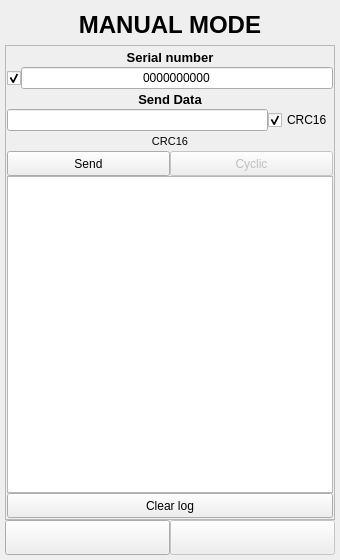
First picture: the form in ANDROID_FORMS/hands_enter_form.ui, repository DavidSiegman/PLC_RF_Configurator, before the edit.
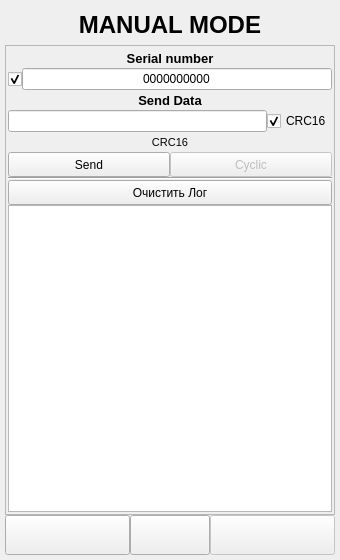
Second picture: the form after the edit. Icons and pictures are not drawn.

Patch:
```diff
--- a/ANDROID_FORMS/hands_enter_form.ui
+++ b/ANDROID_FORMS/hands_enter_form.ui
@@ -73,7 +73,7 @@
         <x>0</x>
         <y>0</y>
         <width>328</width>
-        <height>468</height>
+        <height>466</height>
        </rect>
       </property>
       <layout class="QVBoxLayout" name="verticalLayout_3">
@@ -81,16 +81,16 @@
         <number>0</number>
        </property>
        <property name="leftMargin">
-        <number>1</number>
+        <number>2</number>
        </property>
        <property name="topMargin">
-        <number>1</number>
+        <number>2</number>
        </property>
        <property name="rightMargin">
-        <number>1</number>
+        <number>2</number>
        </property>
        <property name="bottomMargin">
-        <number>1</number>
+        <number>2</number>
        </property>
        <item>
         <widget class="QLabel" name="label_2">
@@ -397,6 +397,37 @@
          </item>
         </layout>
        </item>
+       <item>
+        <widget class="Line" name="line">
+         <property name="orientation">
+          <enum>Qt::Horizontal</enum>
+         </property>
+        </widget>
+       </item>
+       <item>
+        <widget class="QPushButton" name="ClearConsole">
+         <property name="sizePolicy">
+          <sizepolicy hsizetype="Minimum" vsizetype="Minimum">
+           <horstretch>0</horstretch>
+           <verstretch>0</verstretch>
+          </sizepolicy>
+         </property>
+         <property name="minimumSize">
+          <size>
+           <width>0</width>
+           <height>25</height>
+          </size>
+         </property>
+         <property name="font">
+          <font>
+           <family>Microsoft YaHei UI</family>
+          </font>
+         </property>
+         <property name="text">
+          <string>Очистить Лог</string>
+         </property>
+        </widget>
+       </item>
        <item>
         <widget class="QPlainTextEdit" name="console">
          <property name="font">
@@ -406,30 +437,6 @@
          </property>
         </widget>
        </item>
-       <item>
-        <widget class="QPushButton" name="pushButton">
-         <property name="sizePolicy">
-          <sizepolicy hsizetype="Minimum" vsizetype="Minimum">
-           <horstretch>0</horstretch>
-           <verstretch>0</verstretch>
-          </sizepolicy>
-         </property>
-         <property name="minimumSize">
-          <size>
-           <width>0</width>
-           <height>25</height>
-          </size>
-         </property>
-         <property name="font">
-          <font>
-           <family>Microsoft YaHei UI</family>
-          </font>
-         </property>
-         <property name="text">
-          <string>Clear log</string>
-         </property>
-        </widget>
-       </item>
       </layout>
      </widget>
     </widget>
@@ -468,6 +475,44 @@
        </property>
       </widget>
      </item>
+     <item>
+      <widget class="QPushButton" name="btnSettings">
+       <property name="sizePolicy">
+        <sizepolicy hsizetype="Minimum" vsizetype="Minimum">
+         <horstretch>0</horstretch>
+         <verstretch>0</verstretch>
+        </sizepolicy>
+       </property>
+       <property name="minimumSize">
+        <size>
+         <width>40</width>
+         <height>40</height>
+        </size>
+       </property>
+       <property name="maximumSize">
+        <size>
+         <width>80</width>
+         <height>16777215</height>
+        </size>
+       </property>
+       <property name="styleSheet">
+        <string notr="true"/>
+       </property>
+       <property name="text">
+        <string/>
+       </property>
+       <property name="icon">
+        <iconset resource="../RESOURCES/images.qrc">
+         <normaloff>:/new/icons/images/Settings.png</normaloff>:/new/icons/images/Settings.png</iconset>
+       </property>
+       <property name="iconSize">
+        <size>
+         <width>30</width>
+         <height>30</height>
+        </size>
+       </property>
+      </widget>
+     </item>
      <item>
       <widget class="QPushButton" name="Next">
        <property name="enabled">
```
